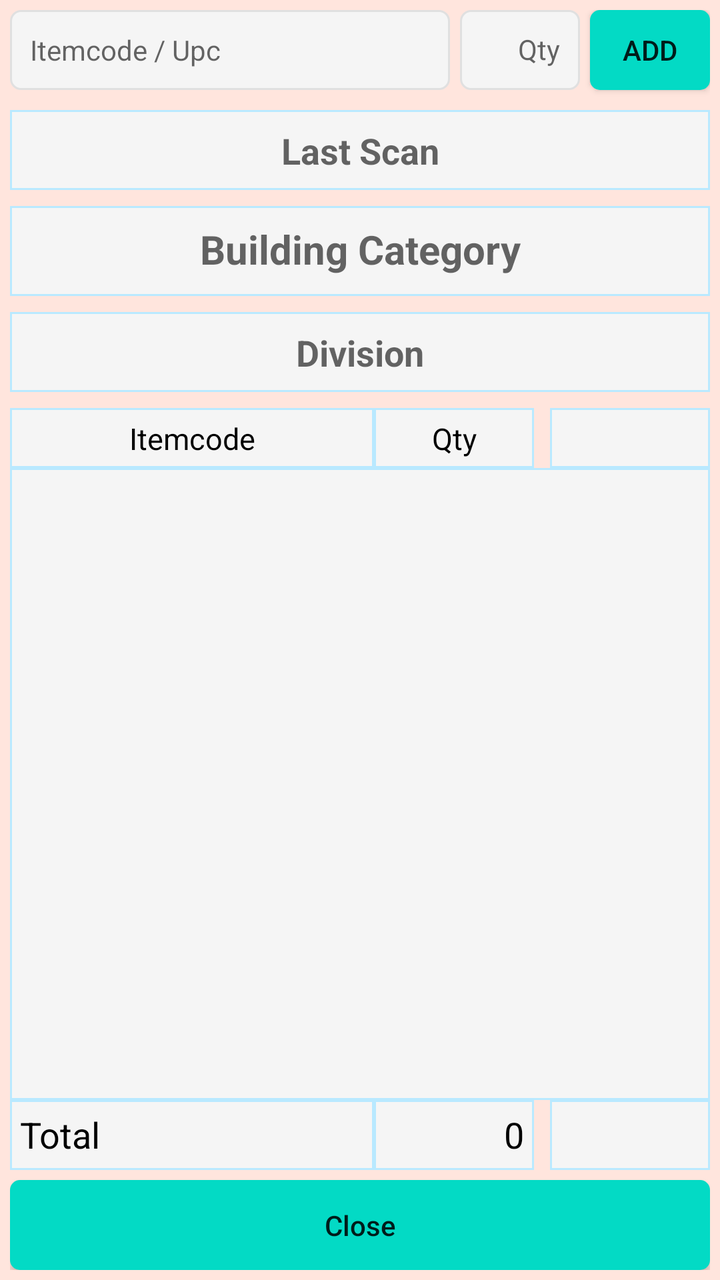
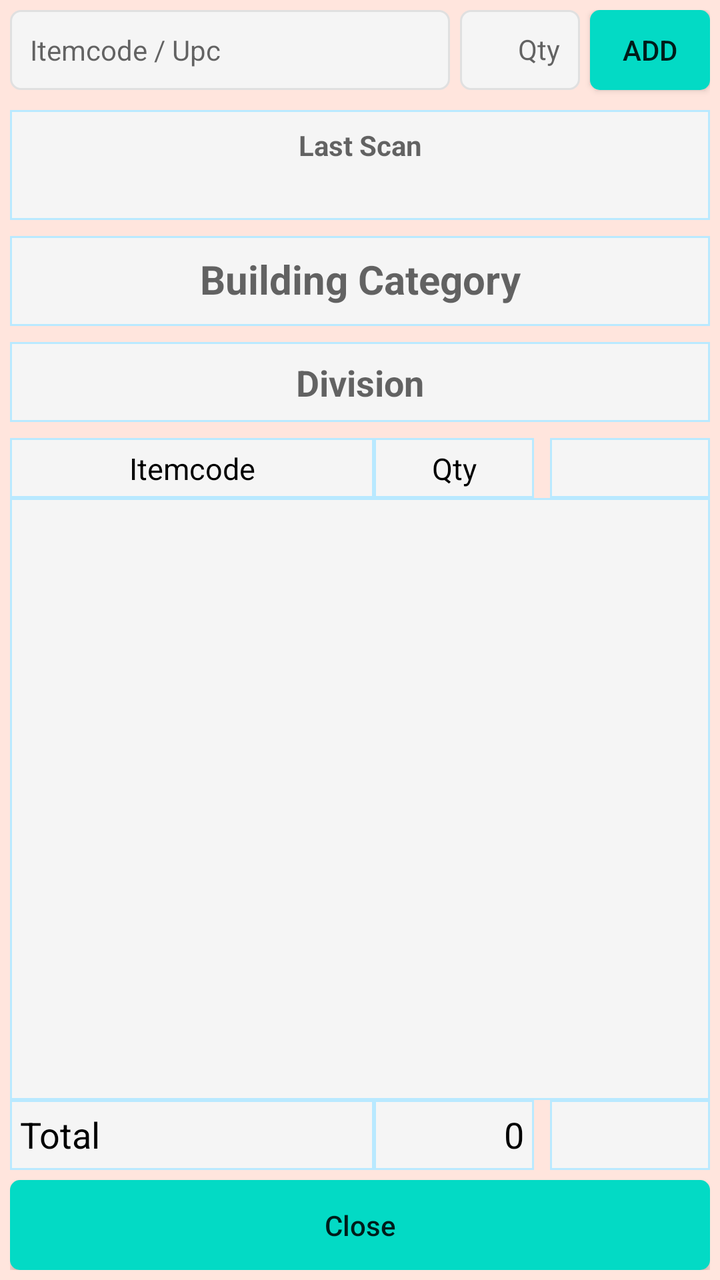

Compare the two renders of this Android layout. The source of the first and the diff that turns it into the second are given below.
<!-- AndroidManifest.xml: application theme AppTheme -->
<!-- res/layout/build_usabox_popup_scan_window.xml -->
<?xml version="1.0" encoding="utf-8"?>
<androidx.constraintlayout.widget.ConstraintLayout
    xmlns:android="http://schemas.android.com/apk/res/android"
    xmlns:app="http://schemas.android.com/apk/res-auto"
    xmlns:tools="http://schemas.android.com/tools"
    android:layout_width="380dp"
    android:padding="5dp"
    android:background="@color/colorBackPopup"
    android:layout_gravity="center"
    android:layout_height="650dp">

    <EditText
        android:id="@+id/et_build_usabox_popup_itemcode"
        android:layout_width="0dp"
        android:layout_height="40dp"
        android:layout_marginRight="5dp"
        android:background="@drawable/et_custom"
        android:hint="Itemcode / Upc"
        android:padding="10dp"
        android:textColor="@color/coloBlack"
        android:textSize="14dp"
        app:layout_constraintEnd_toStartOf="@+id/et_build_usabox_popup_qty"
        app:layout_constraintStart_toStartOf="parent"
        app:layout_constraintTop_toTopOf="parent" />

    <EditText
        android:id="@+id/et_build_usabox_popup_qty"
        android:layout_width="60dp"
        android:layout_height="40dp"
        android:layout_marginRight="5dp"
        android:background="@drawable/et_custom"
        android:gravity="right"
        android:hint="Qty"
        android:padding="10dp"
        android:textColor="@color/coloBlack"
        android:textSize="14dp"
        app:layout_constraintEnd_toStartOf="@+id/bt_build_usabox_popup_scan"
        app:layout_constraintTop_toTopOf="parent" />

    <TextView
        android:id="@+id/textView11"
        android:layout_width="0dp"
        android:layout_height="35dp"
        android:layout_marginBottom="5dp"
        android:background="@drawable/et_custom_total"
        android:padding="5dp"
        android:text="Total"
        android:textColor="@color/coloBlack"
        android:textSize="18dp"
        app:layout_constraintBottom_toTopOf="@+id/bt_build_usabox_popup_ok"
        app:layout_constraintEnd_toStartOf="@+id/tv_build_usabox_popup_total"
        app:layout_constraintStart_toStartOf="parent" />


    <Button
        android:id="@+id/bt_build_usabox_popup_scan"
        android:layout_width="60dp"
        android:layout_height="40dp"
        android:background="@drawable/btn_custom1"
        android:text="ADD"
        android:textAllCaps="false"
        android:textSize="14sp"
        app:layout_constraintBottom_toBottomOf="@+id/et_build_usabox_popup_itemcode"
        app:layout_constraintEnd_toEndOf="parent"
        app:layout_constraintTop_toTopOf="@+id/et_build_usabox_popup_itemcode" />

    <TextView
        android:id="@+id/textView1"
        android:layout_width="0dp"
        android:layout_height="30dp"
        android:layout_marginTop="8dp"
        android:background="@drawable/et_custom_total"
        android:gravity="center"
        android:padding="5dp"
        android:text="Itemcode"
        android:textColor="@color/coloBlack"
        android:textSize="15dp"
        app:layout_constraintEnd_toStartOf="@+id/textView3"
        app:layout_constraintStart_toStartOf="parent"
        app:layout_constraintTop_toBottomOf="@+id/tv_build_usabox_popup_division" />

    <TextView
        android:id="@+id/textView3"
        android:layout_width="80dp"
        android:layout_height="30dp"
        android:layout_marginEnd="8dp"
        android:layout_marginRight="8dp"
        android:gravity="center"
        android:textColor="@color/coloBlack"
        android:background="@drawable/et_custom_total"
        android:padding="5dp"
        android:text="Qty"
        android:textSize="15dp"
        app:layout_constraintEnd_toStartOf="@+id/textView5"
        app:layout_constraintTop_toTopOf="@+id/textView1" />

    <TextView
        android:id="@+id/textView5"
        android:layout_width="80dp"
        android:layout_height="30dp"
        android:background="@drawable/et_custom_total"
        android:padding="5dp"
        android:text=""
        android:textSize="15dp"
        app:layout_constraintEnd_toEndOf="parent"
        app:layout_constraintTop_toTopOf="@+id/textView1" />

    <ListView
        android:id="@+id/lv_build_usabox_popup_scandetail"
        android:layout_width="0dp"
        android:layout_height="0dp"
        android:background="@drawable/et_custom_total"
        app:layout_constraintBottom_toTopOf="@+id/textView11"
        app:layout_constraintEnd_toEndOf="parent"
        app:layout_constraintStart_toStartOf="parent"
        app:layout_constraintTop_toBottomOf="@+id/textView1" />

    <TextView
        android:id="@+id/tv_build_usabox_popup_last_scan"
        android:layout_width="0dp"
        android:layout_height="40dp"
        android:layout_marginTop="10dp"
        android:background="@drawable/et_custom_total"
        android:padding="8dp"
        android:hint="Last Scan"
        android:textStyle="bold"
        android:textAlignment="center"
        android:textColor="@color/coloBlack"
        android:textSize="18dp"
        app:layout_constraintEnd_toEndOf="parent"
        app:layout_constraintStart_toStartOf="parent"
        app:layout_constraintTop_toBottomOf="@+id/et_build_usabox_popup_itemcode" />

    <TextView
        android:id="@+id/tv_build_usabox_popup_building_category"
        android:layout_width="0dp"
        android:layout_height="45dp"
        android:layout_marginTop="8dp"
        android:background="@drawable/et_custom_total"
        android:hint="Building Category"
        android:padding="8dp"
        android:textAlignment="center"
        android:textColor="@color/coloRed"
        android:textSize="20dp"
        android:textStyle="bold"
        app:layout_constraintEnd_toEndOf="parent"
        app:layout_constraintStart_toStartOf="parent"
        app:layout_constraintTop_toBottomOf="@+id/tv_build_usabox_popup_last_scan" />

    <TextView
        android:id="@+id/tv_build_usabox_popup_division"
        android:layout_width="0dp"
        android:layout_height="40dp"
        android:layout_marginTop="8dp"
        android:background="@drawable/et_custom_total"
        android:hint="Division"
        android:padding="8dp"
        android:textAlignment="center"
        android:textColor="@color/coloBlack"
        android:textSize="18dp"
        android:textStyle="bold"
        app:layout_constraintEnd_toEndOf="parent"
        app:layout_constraintStart_toStartOf="parent"
        app:layout_constraintTop_toBottomOf="@+id/tv_build_usabox_popup_building_category" />

    <TextView
        android:id="@+id/tv_build_usabox_popup_total"
        android:layout_width="80dp"
        android:layout_height="35dp"
        android:layout_marginEnd="8dp"
        android:background="@drawable/et_custom_total"
        android:gravity="right"
        android:padding="5dp"
        android:text="0"
        android:textColor="@color/coloBlack"
        android:textSize="18dp"
        app:layout_constraintEnd_toStartOf="@+id/textView15"
        app:layout_constraintTop_toTopOf="@+id/textView11" />

    <TextView
        android:id="@+id/textView15"
        android:layout_width="80dp"
        android:layout_height="35dp"
        android:background="@drawable/et_custom_total"
        android:padding="5dp"
        android:text=""
        android:textSize="15dp"
        app:layout_constraintEnd_toEndOf="parent"
        app:layout_constraintTop_toTopOf="@+id/textView11" />

    <Button
        android:id="@+id/bt_build_usabox_popup_ok"
        android:layout_width="0dp"
        android:layout_height="45dp"
        android:background="@drawable/btn_custom1"
        android:text="Close"
        android:textAllCaps="false"
        android:textSize="14sp"
        app:layout_constraintBottom_toBottomOf="parent"
        app:layout_constraintEnd_toEndOf="parent"
        app:layout_constraintStart_toStartOf="parent" />

</androidx.constraintlayout.widget.ConstraintLayout>
<!-- resources referenced by this layout -->
<resources>
  <color name="coloBlack">#000000</color>
  <color name="coloRed">#ff0000</color>
  <color name="colorBackPopup">#FFE5DD</color>
  <!-- drawable btn_custom1 (drawable) -->
  <?xml version="1.0" encoding="utf-8"?>
  <shape xmlns:android="http://schemas.android.com/apk/res/android"
      android:padding="10dp"
      android:shape="rectangle" >
  
      <solid android:color="@color/colorBtn" />
  
      <corners
          android:bottomLeftRadius="5dp"
          android:bottomRightRadius="5dp"
          android:topLeftRadius="5dp"
          android:topRightRadius="5dp" />
  
  </shape>
  <!-- drawable et_custom (drawable) -->
  <?xml version="1.0" encoding="utf-8"?>
  <shape xmlns:android="http://schemas.android.com/apk/res/android"
      android:padding="10dp"
      android:shape="rectangle" >
  
      <solid android:color="#f5f5f5" />
  
      <stroke
          android:width="1dp"
          android:color="#e0e0e0" />
  
      <corners
          android:bottomLeftRadius="5dp"
          android:bottomRightRadius="5dp"
          android:topLeftRadius="5dp"
          android:topRightRadius="5dp" />
  
  </shape>
  <!-- drawable et_custom_total (drawable) -->
  <?xml version="1.0" encoding="utf-8"?>
  <shape xmlns:android="http://schemas.android.com/apk/res/android"
      android:padding="10dp"
      android:shape="rectangle" >
  
      <solid android:color="#f5f5f5" />
  
      <stroke
          android:width="1dp"
          android:color="#B9E9FF" />
  
      <corners
          android:bottomLeftRadius="0dp"
          android:bottomRightRadius="0dp"
          android:topLeftRadius="0dp"
          android:topRightRadius="0dp" />
  
  </shape>
  <style name="AppTheme" parent="Theme.AppCompat.Light.NoActionBar">
          
          <item name="colorPrimary">@color/colorPrimary</item>
          <item name="colorPrimaryDark">@color/colorPrimaryDark</item>
          <item name="colorAccent">@color/colorAccent</item>
      </style>
  <color name="colorBtn">#03DAC5</color>
  <color name="colorPrimary">#ffb200</color>
  <color name="colorPrimaryDark">#ffb200</color>
  <color name="colorAccent">#000000</color>
</resources>

<!-- the commit's change to res/layout/build_usabox_popup_scan_window.xml (unified diff, before → after) -->
@@ -118,7 +118,7 @@
     <TextView
         android:id="@+id/tv_build_usabox_popup_last_scan"
         android:layout_width="0dp"
-        android:layout_height="40dp"
+        android:layout_height="55dp"
         android:layout_marginTop="10dp"
         android:background="@drawable/et_custom_total"
         android:padding="8dp"
@@ -126,7 +126,7 @@
         android:textStyle="bold"
         android:textAlignment="center"
         android:textColor="@color/coloBlack"
-        android:textSize="18dp"
+        android:textSize="14dp"
         app:layout_constraintEnd_toEndOf="parent"
         app:layout_constraintStart_toStartOf="parent"
         app:layout_constraintTop_toBottomOf="@+id/et_build_usabox_popup_itemcode" />
